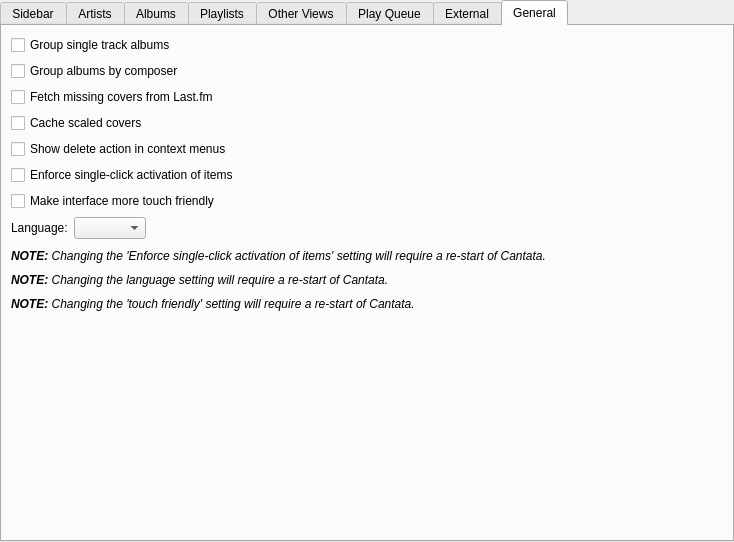
This is gui/interfacesettings.ui in CDrummond/cantata as Qt 5 draws it before an edit. The edited form follows.
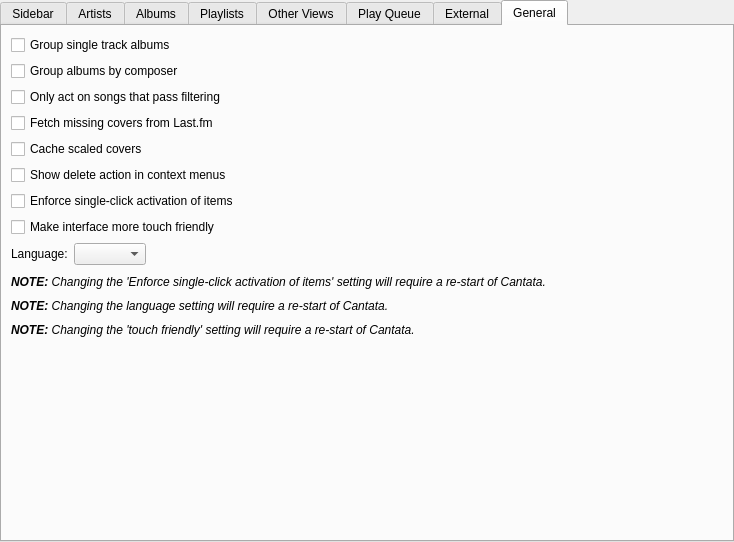
This is the edited form. The open tabs and pages were chosen to show the change. Custom widgets are drawn as their Qt base class.

Commit message: Add option to only act on songs that pass current string or genre filter. BUG: 473

Diff of the .ui file:
```diff
--- a/gui/interfacesettings.ui
+++ b/gui/interfacesettings.ui
@@ -751,34 +751,44 @@
           </widget>
          </item>
          <item row="2" column="0" colspan="2">
+          <widget class="QCheckBox" name="filteredOnly">
+           <property name="toolTip">
+            <string>&lt;p&gt;When addig artists, or albums to the playqueue, or editing tags, etc, then only use songs that pass the current Genre or string filter.&lt;/p&gt;&lt;p&gt;e.g. If you have an album with 10 songs, but only 5 have the genre set to 'Metal', then only these 5 would be added if the view's Genre filter was set to 'Metal'.</string>
+           </property>
+           <property name="text">
+            <string>Only act on songs that pass filtering</string>
+           </property>
+          </widget>
+         </item>
+         <item row="3" column="0" colspan="2">
           <widget class="QCheckBox" name="fetchCovers">
            <property name="text">
             <string>Fetch missing covers from Last.fm</string>
            </property>
           </widget>
          </item>
-         <item row="3" column="0" colspan="2">
+         <item row="4" column="0" colspan="2">
           <widget class="QCheckBox" name="cacheScaledCovers">
            <property name="text">
             <string>Cache scaled covers</string>
            </property>
           </widget>
          </item>
-         <item row="4" column="0" colspan="2">
+         <item row="5" column="0" colspan="2">
           <widget class="QCheckBox" name="showDeleteAction">
            <property name="text">
             <string>Show delete action in context menus</string>
            </property>
           </widget>
          </item>
-         <item row="5" column="0" colspan="2">
+         <item row="6" column="0" colspan="2">
           <widget class="QCheckBox" name="forceSingleClick">
            <property name="text">
             <string>Enforce single-click activation of items</string>
            </property>
           </widget>
          </item>
-         <item row="6" column="0" colspan="2">
+         <item row="7" column="0" colspan="2">
           <widget class="QCheckBox" name="touchFriendly">
            <property name="toolTip">
             <string>&lt;p&gt;This will change Cantata's interface as detailed:
@@ -789,7 +799,7 @@
            </property>
           </widget>
          </item>
-         <item row="7" column="0">
+         <item row="8" column="0">
           <widget class="BuddyLabel" name="langLabel">
            <property name="text">
             <string>Language:</string>
@@ -799,7 +809,7 @@
            </property>
           </widget>
          </item>
-         <item row="7" column="1">
+         <item row="8" column="1">
           <widget class="QComboBox" name="lang"/>
          </item>
         </layout>
```
The commit also changes 12 other files.
